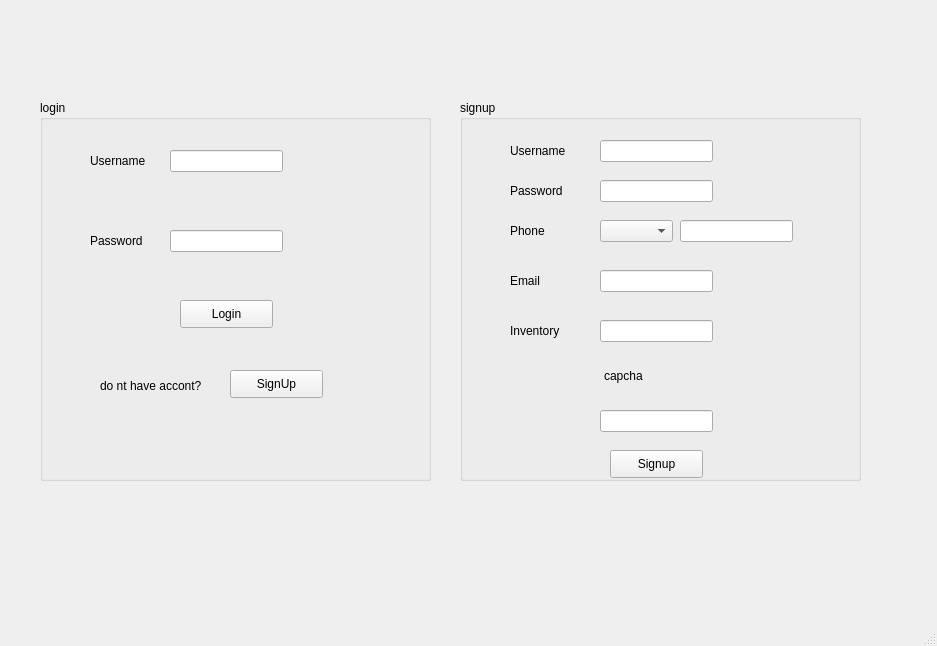
This is login_or_signup_page.ui in Parsazahedian/Farm_fum_1402 as Qt 5 draws it before an edit. The edited form follows.
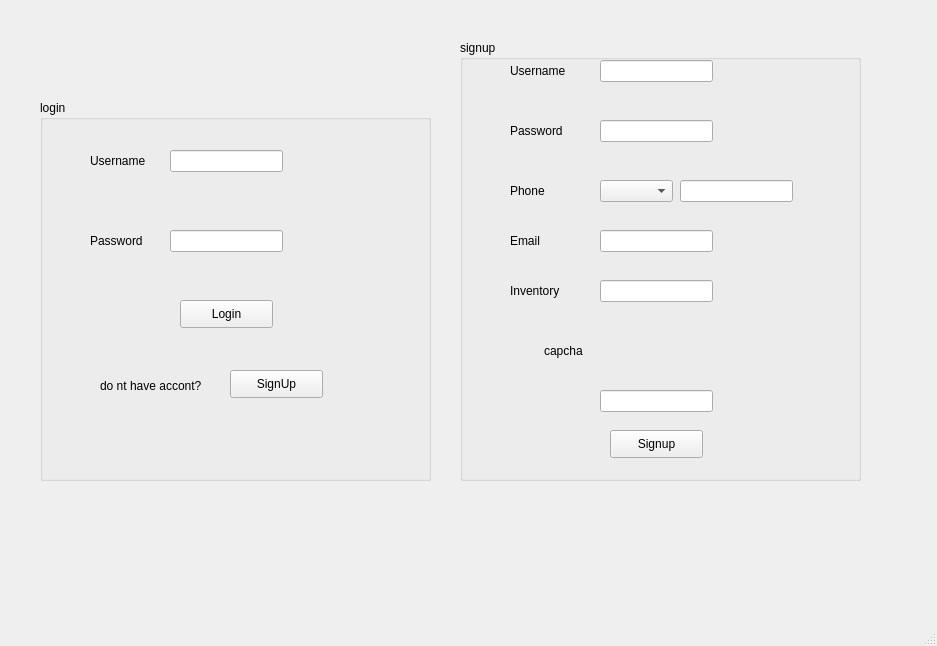
This is the edited form.

Commit message: Changing_the_design_of_SignupGroupbox_and_getready_to_start_logic_of_SignupGroupbox

```diff
--- a/login_or_signup_page.ui
+++ b/login_or_signup_page.ui
@@ -142,9 +142,9 @@
     <property name="geometry">
      <rect>
       <x>460</x>
-      <y>100</y>
+      <y>40</y>
       <width>401</width>
-      <height>381</height>
+      <height>441</height>
      </rect>
     </property>
     <property name="styleSheet">
@@ -157,7 +157,7 @@
      <property name="geometry">
       <rect>
        <x>140</x>
-       <y>40</y>
+       <y>20</y>
        <width>113</width>
        <height>22</height>
       </rect>
@@ -177,7 +177,7 @@
      <property name="geometry">
       <rect>
        <x>220</x>
-       <y>120</y>
+       <y>140</y>
        <width>113</width>
        <height>22</height>
       </rect>
@@ -187,7 +187,7 @@
      <property name="geometry">
       <rect>
        <x>140</x>
-       <y>170</y>
+       <y>190</y>
        <width>113</width>
        <height>22</height>
       </rect>
@@ -197,7 +197,7 @@
      <property name="geometry">
       <rect>
        <x>140</x>
-       <y>220</y>
+       <y>240</y>
        <width>113</width>
        <height>22</height>
       </rect>
@@ -206,10 +206,10 @@
     <widget class="QLabel" name="label_4">
      <property name="geometry">
       <rect>
-       <x>144</x>
-       <y>255</y>
-       <width>101</width>
-       <height>41</height>
+       <x>84</x>
+       <y>280</y>
+       <width>211</width>
+       <height>61</height>
       </rect>
      </property>
      <property name="text">
@@ -230,7 +230,7 @@
      <property name="geometry">
       <rect>
        <x>140</x>
-       <y>310</y>
+       <y>350</y>
        <width>113</width>
        <height>22</height>
       </rect>
@@ -250,7 +250,7 @@
      <property name="geometry">
       <rect>
        <x>150</x>
-       <y>350</y>
+       <y>390</y>
        <width>93</width>
        <height>28</height>
       </rect>
@@ -273,7 +273,7 @@
      <property name="geometry">
       <rect>
        <x>50</x>
-       <y>220</y>
+       <y>240</y>
        <width>55</width>
        <height>21</height>
       </rect>
@@ -296,7 +296,7 @@
      <property name="geometry">
       <rect>
        <x>50</x>
-       <y>170</y>
+       <y>190</y>
        <width>55</width>
        <height>21</height>
       </rect>
@@ -309,7 +309,7 @@
      <property name="geometry">
       <rect>
        <x>50</x>
-       <y>120</y>
+       <y>140</y>
        <width>55</width>
        <height>21</height>
       </rect>
@@ -335,7 +335,7 @@
      <property name="geometry">
       <rect>
        <x>50</x>
-       <y>40</y>
+       <y>20</y>
        <width>71</width>
        <height>21</height>
       </rect>
@@ -348,12 +348,77 @@
      <property name="geometry">
       <rect>
        <x>140</x>
-       <y>120</y>
+       <y>140</y>
        <width>73</width>
        <height>22</height>
       </rect>
      </property>
     </widget>
+    <widget class="QLabel" name="Error_label_of_username_2">
+     <property name="geometry">
+      <rect>
+       <x>140</x>
+       <y>50</y>
+       <width>181</width>
+       <height>21</height>
+      </rect>
+     </property>
+     <property name="text">
+      <string/>
+     </property>
+    </widget>
+    <widget class="QLabel" name="Error_label_of_username_3">
+     <property name="geometry">
+      <rect>
+       <x>140</x>
+       <y>110</y>
+       <width>181</width>
+       <height>21</height>
+      </rect>
+     </property>
+     <property name="text">
+      <string/>
+     </property>
+    </widget>
+    <widget class="QLabel" name="Error_label_of_username_4">
+     <property name="geometry">
+      <rect>
+       <x>220</x>
+       <y>160</y>
+       <width>181</width>
+       <height>21</height>
+      </rect>
+     </property>
+     <property name="text">
+      <string/>
+     </property>
+    </widget>
+    <widget class="QLabel" name="Error_label_of_username_5">
+     <property name="geometry">
+      <rect>
+       <x>140</x>
+       <y>210</y>
+       <width>181</width>
+       <height>21</height>
+      </rect>
+     </property>
+     <property name="text">
+      <string/>
+     </property>
+    </widget>
+    <widget class="QLabel" name="Error_label_of_username_6">
+     <property name="geometry">
+      <rect>
+       <x>140</x>
+       <y>260</y>
+       <width>181</width>
+       <height>21</height>
+      </rect>
+     </property>
+     <property name="text">
+      <string/>
+     </property>
+    </widget>
    </widget>
   </widget>
   <widget class="QMenuBar" name="menubar">
```
